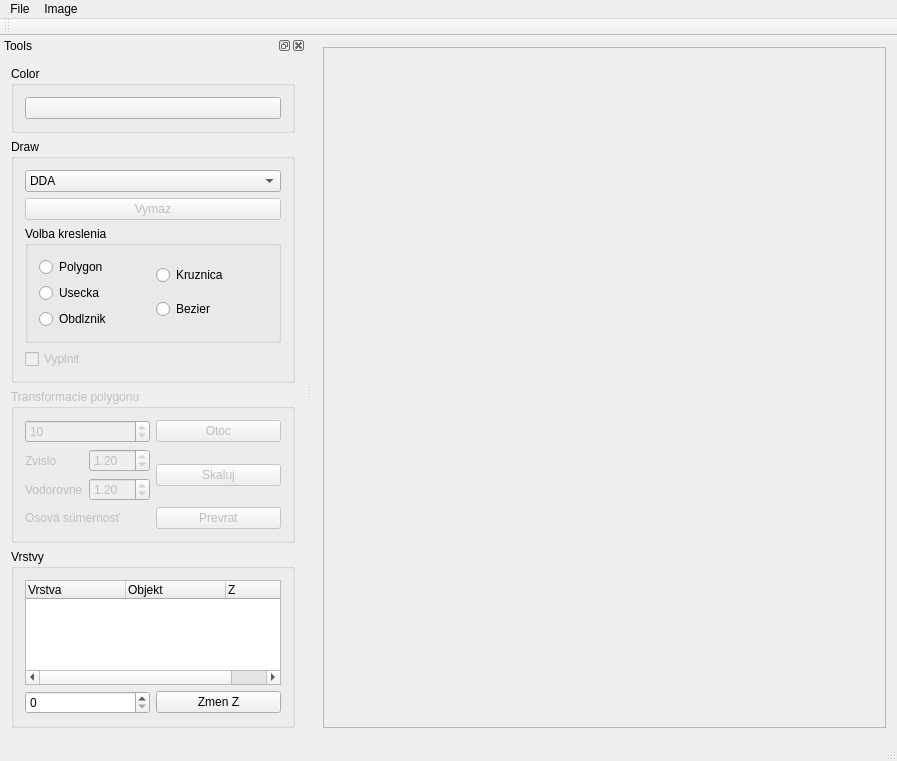
The window that ImageViewer.ui (blahova/pg_projekt) describes before a commit, drawn with Qt 5.
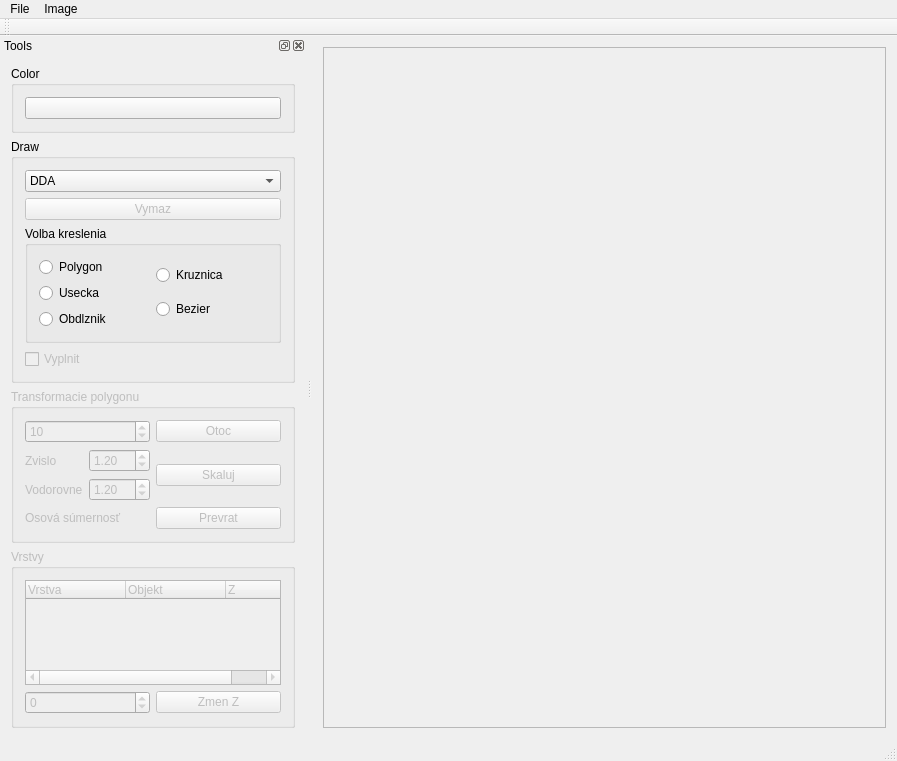
The same window after the commit.

```diff
--- a/ImageViewer.ui
+++ b/ImageViewer.ui
@@ -341,7 +341,10 @@
       </widget>
      </item>
      <item>
-      <widget class="QGroupBox" name="groupBox_3">
+      <widget class="QGroupBox" name="groupBox_vrstvy">
+       <property name="enabled">
+        <bool>false</bool>
+       </property>
        <property name="title">
         <string>Vrstvy</string>
        </property>
@@ -368,7 +371,14 @@
         <item>
          <layout class="QHBoxLayout" name="horizontalLayout_2">
           <item>
-           <widget class="QSpinBox" name="spinBox_z"/>
+           <widget class="QSpinBox" name="spinBox_z">
+            <property name="minimum">
+             <number>-100</number>
+            </property>
+            <property name="maximum">
+             <number>100</number>
+            </property>
+           </widget>
           </item>
           <item>
            <widget class="QPushButton" name="pushButton_z">
```
